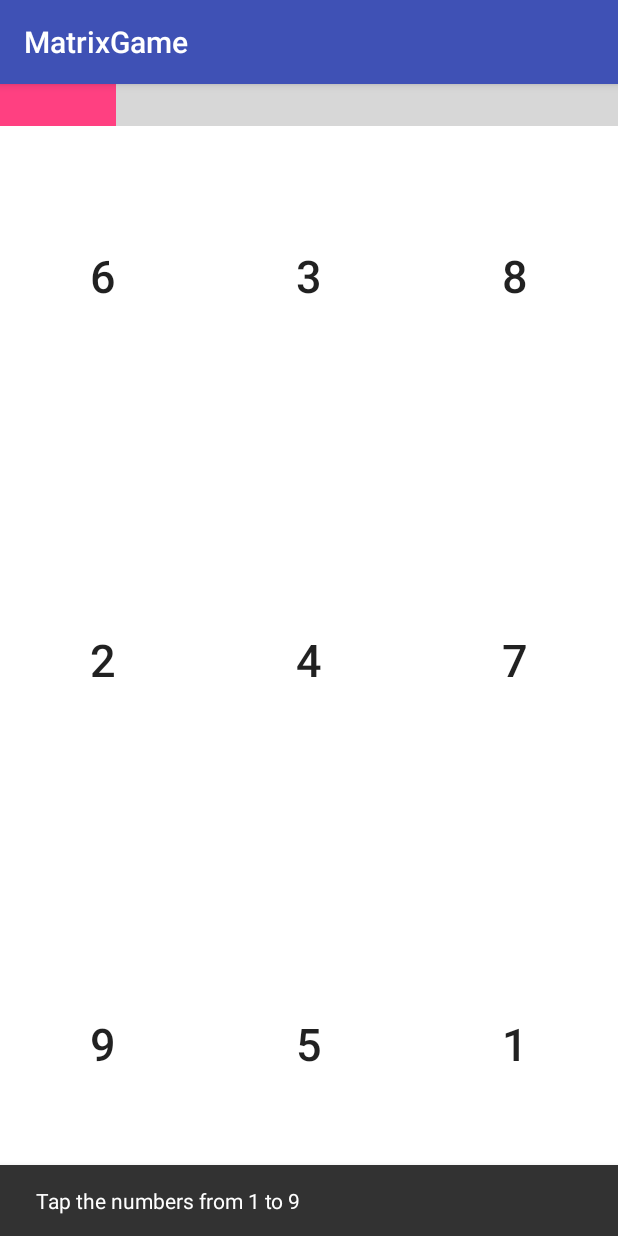
After one commit to ArmandPro/AlarmClockV6, an Android app: the MatrixGame screen opened directly, with no data from a screen before it, on a phone screen of 412 x 824 dp. The commit adds this screen. Run offline under Robolectric (Android 15) with nearby library versions, the phone set to English and light mode, and no system bars.

Commit message:
Nights functiionnal + MatrixGame

```diff
--- a/app/build.gradle
+++ b/app/build.gradle
@@ -27,6 +27,7 @@ dependencies {
     implementation 'com.android.support:appcompat-v7:26.1.0'
     implementation 'com.android.support.constraint:constraint-layout:1.0.2'
     implementation 'com.android.support:design:26.1.0'
+    implementation 'com.android.support:support-v4:26.1.0'
     testImplementation 'junit:junit:4.12'
     androidTestImplementation 'com.android.support.test:runner:1.0.1'
     androidTestImplementation 'com.android.support.test.espresso:espresso-core:3.0.1'
--- /dev/null
+++ b/app/src/main/java/com/example/etudes/alarmclockv6/MiniGames/AbstractGame.java
@@ -0,0 +1,59 @@
+package com.example.etudes.alarmclockv6.MiniGames;
+
+import android.os.Bundle;
+import android.os.CountDownTimer;
+import android.support.design.widget.Snackbar;
+import android.support.v7.app.AppCompatActivity;
+import android.util.Log;
+import android.widget.ProgressBar;
+
+import com.example.etudes.alarmclockv6.R;
+
+public class AbstractGame extends AppCompatActivity {
+
+    protected CountDownTimer timer;
+    protected int counter;
+    protected ProgressBar progressBar;
+    protected static int DEFAULT_COUNTDOWN = 15;
+    protected static String EXPLAINATION="Beat the game in less than "+DEFAULT_COUNTDOWN+" seconds.";
+    protected static String GAME_NAME = "ABSTRACT GAME";
+
+    @Override
+    protected void onCreate(Bundle savedInstanceState) {
+        super.onCreate(savedInstanceState);
+        setContentView(R.layout.activity_abstract_game);
+        initTimer();
+    }
+
+    protected void initGame(){
+
+    }
+
+    protected void hasFailed(){
+        timer.cancel();
+        initTimer();
+        progressBar.setProgress(0);
+        initGame();
+    }
+
+    protected void displayExplanation(){
+        Snackbar.make(findViewById(android.R.id.content), EXPLAINATION, Snackbar.LENGTH_LONG)
+                .show();
+    }
+
+    protected void initTimer() {
+        counter = 0;
+        timer = new CountDownTimer(15000, 100) {
+            @Override
+            public void onTick(long l) {
+                counter++;
+                progressBar.setProgress(counter);
+            }
+            @Override
+            public void onFinish() {
+                Log.d("MATRIX GAME", "TIMED OUT");
+                hasFailed();
+            }
+        };
+    }
+}
--- /dev/null
+++ b/app/src/main/java/com/example/etudes/alarmclockv6/MiniGames/MatrixGame.java
@@ -0,0 +1,102 @@
+package com.example.etudes.alarmclockv6.MiniGames;
+
+import android.graphics.Color;
+import android.os.Bundle;
+import android.support.design.widget.Snackbar;
+import android.util.Log;
+import android.view.View;
+import android.widget.Button;
+import android.widget.ProgressBar;
+
+import com.example.etudes.alarmclockv6.R;
+
+import java.util.ArrayList;
+import java.util.Collections;
+
+/**
+ * An example full-screen activity that shows and hides the system UI (i.e.
+ * status bar and navigation/system bar) with user interaction.
+ */
+public class MatrixGame extends AbstractGame {
+
+    private ArrayList<Button> buttons;
+    private ArrayList<Integer> order;
+    private int currentValueToMatch;
+
+    @Override
+    protected void onCreate(Bundle savedInstanceState) {
+        super.onCreate(savedInstanceState);
+        setContentView(R.layout.activity_minigame_matrix);
+        GAME_NAME = "Count to 9 !";
+        EXPLAINATION = "Tap the numbers from 1 to 9";
+        buttons = new ArrayList<>();
+        buttons.add((Button) findViewById(R.id.button11));
+        buttons.add((Button) findViewById(R.id.button12));
+        buttons.add((Button) findViewById(R.id.button13));
+        buttons.add((Button) findViewById(R.id.button21));
+        buttons.add((Button) findViewById(R.id.button22));
+        buttons.add((Button) findViewById(R.id.button23));
+        buttons.add((Button) findViewById(R.id.button31));
+        buttons.add((Button) findViewById(R.id.button32));
+        buttons.add((Button) findViewById(R.id.button33));
+        for (Button button : buttons) {
+            final Button current = button;
+            button.setOnClickListener(new View.OnClickListener() {
+                @Override
+                public void onClick(View view) {
+                    if (isOk(Integer.parseInt(current.getText().toString()))) {
+                        current.setClickable(false);
+                        current.setBackgroundColor(Color.GREEN);
+                        isGameFinised();
+                    }
+                }
+            });
+        }
+        order = new ArrayList<>();
+        for (int i = 1; i < 10; i++) order.add(i);
+        progressBar = (ProgressBar) findViewById(R.id.progress_bar);
+        initGame();
+    }
+
+    @Override
+    protected void initGame() {
+        timer.start();
+        Log.d(GAME_NAME, "SHUFFLING NUMBERS...");
+        currentValueToMatch = 1;
+        for (Button button : buttons) {
+            button.setBackgroundColor(Color.WHITE);
+            button.setClickable(true);
+        }
+        Collections.shuffle(order);
+        int i;
+        for (i = 0; i < 9; i++) {
+            buttons.get(i).setText(order.get(i).toString());
+        }
+        displayExplanation();
+    }
+
+
+    private boolean isOk(int i) {
+        if (i == currentValueToMatch) {
+
+            currentValueToMatch++;
+            return true;
+        } else {
+            Log.d(GAME_NAME, "YOU LOST ! ");
+            hasFailed();
+            return false;
+        }
+    }
+
+    private void isGameFinised() {
+        if (currentValueToMatch == 10) {
+            timer.cancel();
+            Log.d(GAME_NAME, "YOU WON !");
+            Snackbar.make(findViewById(android.R.id.content), "Congratulations ! You are awaken !", Snackbar.LENGTH_LONG)
+                    .show();
+            hasFailed();
+            //TODO : return to the menu OR close the app
+        }
+    }
+
+}
--- a/app/src/main/java/com/example/etudes/alarmclockv6/services/modeles/Night.java
+++ b/app/src/main/java/com/example/etudes/alarmclockv6/services/modeles/Night.java
@@ -64,4 +64,8 @@ public class Night {
     public void setSleepWell(boolean sleepWell) {
         this.sleepWell = sleepWell;
     }
+
+    public String toString(){
+        return "ID : "+id+"; \n\t ESTIMATIONS(FA/WU) : "+GoToBedEstimated+"\t"+WakeUpEstimated+";\n\t REAL(FA/WU) : "+GotToBedReal+"\t"+WakeUpReal+";\n\t SLEPT WELL : "+sleepWell;
+    }
 }
--- a/app/src/main/res/layout/activity_main.xml
+++ b/app/src/main/res/layout/activity_main.xml
@@ -25,6 +25,7 @@
             android:layout_height="334dp"
             android:headerBackground="@color/com_facebook_likeboxcountview_text_color"
             android:numbersSelectorColor="@color/com_facebook_blue"
+            android:visibility="invisible"
             tools:layout_editor_absoluteX="40dp"
             tools:layout_editor_absoluteY="61dp" />
 
@@ -32,7 +33,7 @@
             android:id="@+id/button"
             android:layout_width="match_parent"
             android:layout_height="80dp"
-            android:text="Test"
+            android:text="Launch Game"
             tools:layout_editor_absoluteX="40dp"
             tools:layout_editor_absoluteY="395dp" />
 
--- /dev/null
+++ b/app/src/main/res/layout/activity_minigame_matrix.xml
@@ -0,0 +1,125 @@
+<FrameLayout xmlns:android="http://schemas.android.com/apk/res/android"
+    xmlns:tools="http://schemas.android.com/tools"
+    android:layout_width="match_parent"
+    android:layout_height="match_parent"
+    android:background="#0099cc"
+    tools:context="com.example.etudes.alarmclockv6.MiniGames.MatrixGame">
+
+
+    <!-- This FrameLayout insets its children based on system windows using
+         android:fitsSystemWindows. -->
+    <FrameLayout
+        android:layout_width="match_parent"
+        android:layout_height="match_parent"
+        android:fitsSystemWindows="true">
+
+        <GridLayout
+            android:id="@+id/grid"
+            android:layout_width="match_parent"
+            android:layout_height="match_parent"
+            android:columnCount="3"
+            android:rowCount="3">
+
+
+            <Button
+                android:id="@+id/button11"
+                android:layout_width="wrap_content"
+                android:layout_height="wrap_content"
+                android:text=""
+                android:layout_gravity="fill"
+                android:layout_columnWeight="1"
+                android:layout_rowWeight="1"
+                android:textSize="30sp"/>
+
+            <Button
+                android:id="@+id/button12"
+                android:layout_width="wrap_content"
+                android:layout_height="wrap_content"
+                android:text=""
+                android:layout_gravity="fill"
+                android:layout_columnWeight="1"
+                android:layout_rowWeight="1"
+                android:textSize="30sp"/>
+
+            <Button
+                android:id="@+id/button13"
+                android:layout_width="wrap_content"
+                android:layout_height="wrap_content"
+                android:text=""
+                android:layout_gravity="fill"
+                android:layout_columnWeight="1"
+                android:layout_rowWeight="1"
+                android:textSize="30sp"/>
+
+            <Button
+                android:id="@+id/button21"
+                android:layout_width="wrap_content"
+                android:layout_height="wrap_content"
+                android:text=""
+                android:layout_gravity="fill"
+                android:layout_columnWeight="1"
+                android:layout_rowWeight="1"
+                android:textSize="30sp"/>
+
+            <Button
+                android:id="@+id/button22"
+                android:layout_width="wrap_content"
+                android:layout_height="wrap_content"
+                android:text=""
+                android:layout_gravity="fill"
+                android:layout_columnWeight="1"
+                android:layout_rowWeight="1"
+                android:textSize="30sp"/>
+
+            <Button
+                android:id="@+id/button23"
+                android:layout_width="wrap_content"
+                android:layout_height="wrap_content"
+                android:text=""
+                android:layout_gravity="fill"
+                android:layout_columnWeight="1"
+                android:layout_rowWeight="1"
+                android:textSize="30sp"/>
+
+            <Button
+                android:id="@+id/button31"
+                android:layout_width="wrap_content"
+                android:layout_height="wrap_content"
+                android:text=""
+                android:layout_gravity="fill"
+                android:layout_columnWeight="1"
+                android:layout_rowWeight="1"
+                android:textSize="30sp"/>
+
+
+            <Button
+                android:id="@+id/button32"
+                android:layout_width="wrap_content"
+                android:layout_height="wrap_content"
+                android:text=""
+                android:layout_gravity="fill"
+                android:layout_columnWeight="1"
+                android:layout_rowWeight="1"
+                android:textSize="30sp"/>
+
+            <Button
+                android:id="@+id/button33"
+                android:layout_width="wrap_content"
+                android:layout_height="wrap_content"
+                android:text=""
+                android:layout_gravity="fill"
+                android:layout_columnWeight="1"
+                android:layout_rowWeight="1"
+                android:textSize="30sp"/>
+        </GridLayout>
+        <ProgressBar
+            android:id="@+id/progress_bar"
+            android:max="150"
+            android:progress="0"
+            android:layout_width="match_parent"
+            android:layout_height="wrap_content"
+            style="?android:attr/progressBarStyleHorizontal"
+            android:scaleY="10"/>
+    </FrameLayout>
+
+</FrameLayout>
--- a/app/src/main/res/values/colors.xml
+++ b/app/src/main/res/values/colors.xml
@@ -3,4 +3,6 @@
     <color name="colorPrimary">#3F51B5</color>
     <color name="colorPrimaryDark">#303F9F</color>
     <color name="colorAccent">#FF4081</color>
+
+    <color name="black_overlay">#66000000</color>
 </resources>
--- a/app/src/main/res/values/strings.xml
+++ b/app/src/main/res/values/strings.xml
@@ -14,7 +14,9 @@
     <string name="buttonSetWeek"> "Set smart alarm" </string>
 
 
+    <string name="action_settings">Settings</string>
 
-
-    <string name="action_settings">Settings</string>
+    <string name="title_activity_matrix_game">MatrixGame</string>
+    <string name="dummy_button">Dummy Button</string>
+    <string name="dummy_content">DUMMY\nCONTENT</string>
 </resources>
--- a/app/src/main/res/values/styles.xml
+++ b/app/src/main/res/values/styles.xml
@@ -17,4 +17,16 @@
 
     <style name="AppTheme.PopupOverlay" parent="ThemeOverlay.AppCompat.Light" />
 
+    <style name="FullscreenTheme" parent="AppTheme">
+        <item name="android:actionBarStyle">@style/FullscreenActionBarStyle</item>
+        <item name="android:windowActionBarOverlay">true</item>
+        <item name="android:windowBackground">@null</item>
+        <item name="metaButtonBarStyle">?android:attr/buttonBarStyle</item>
+        <item name="metaButtonBarButtonStyle">?android:attr/buttonBarButtonStyle</item>
+    </style>
+
+    <style name="FullscreenActionBarStyle" parent="Widget.AppCompat.ActionBar">
+        <item name="android:background">@color/black_overlay</item>
+    </style>
+
 </resources>
```
Also changed, not shown: app/src/main/AndroidManifest.xml (+10 -3 lines), app/src/main/java/com/example/etudes/alarmclockv6/Database/DatabaseManager.java (+27 -1 lines), app/src/main/java/com/example/etudes/alarmclockv6/DatabaseTester.java (+11 -6 lines), app/src/main/java/com/example/etudes/alarmclockv6/MainActivity.java (+9 -9 lines), app/src/main/java/com/example/etudes/alarmclockv6/MiniGames/RouletteGame.java (added, +35 -0 lines), app/src/main/java/com/example/etudes/alarmclockv6/ScrollingActivity.java (+60 -98 lines), app/src/main/java/com/example/etudes/alarmclockv6/services/NightService.java (+50 -39 lines), app/src/main/java/com/example/etudes/alarmclockv6/services/WeekService.java (+7 -6 lines), app/src/main/res/layout/activity_abstract_game.xml (added, +10 -0 lines), app/src/main/res/layout/activity_roulette_game.xml (added, +37 -0 lines), app/src/main/res/values/attrs.xml (added, +12 -0 lines).
